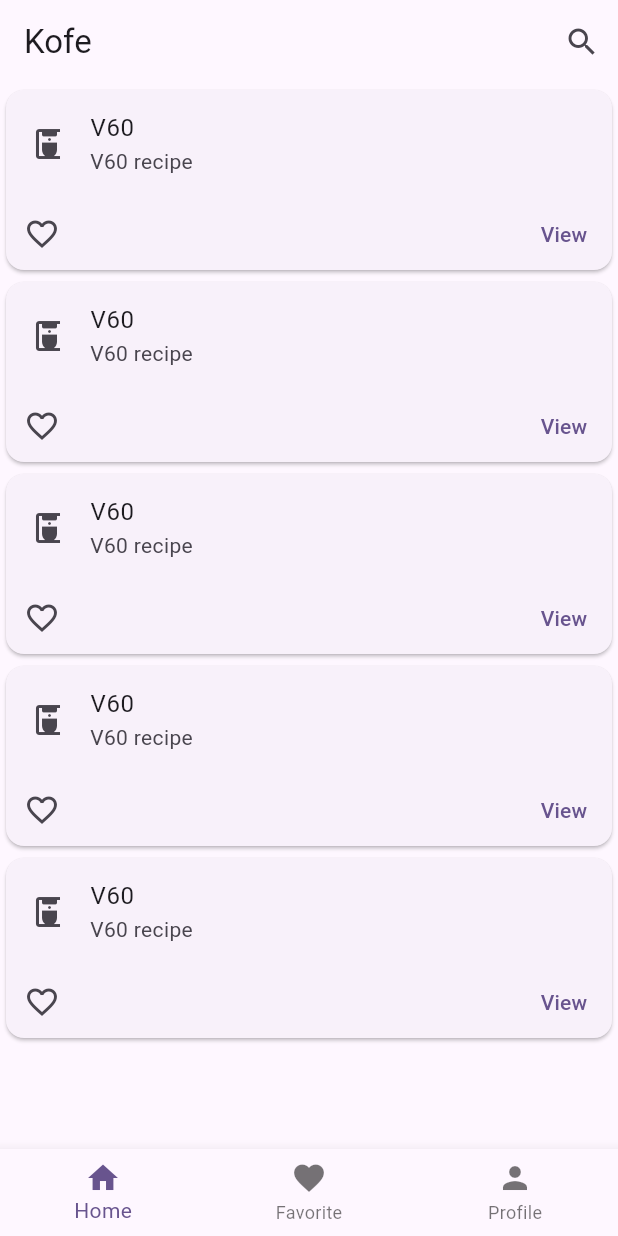
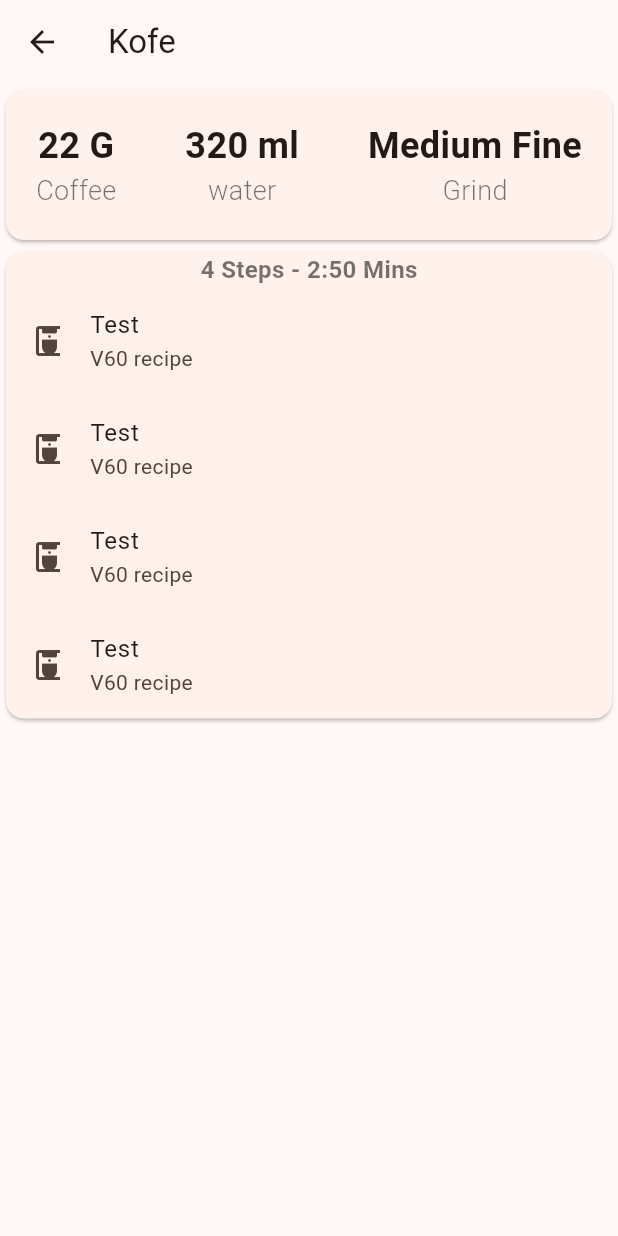
Before and after one commit to ahmed-alahmadi/Kofe, a Flutter app: the screen it shows after launch, after a tap on "View", on a phone screen of 412 x 824 dp. Run offline on Flutter 3.47's test engine with Material 2 defaults, Android fonts, the phone set to English and light mode, and no system bars.

Commit message:
Add recipe and view screens

```diff
--- a/lib/main.dart
+++ b/lib/main.dart
@@ -14,25 +14,10 @@ class MyApp extends StatelessWidget {
     return MaterialApp(
         title: 'Kofe',
         theme: ThemeData(
-          // This is the theme of your application.
-          //
-          // TRY THIS: Try running your application with "flutter run". You'll see
-          // the application has a blue toolbar. Then, without quitting the app,
-          // try changing the seedColor in the colorScheme below to Colors.green
-          // and then invoke "hot reload" (save your changes or press the "hot
-          // reload" button in a Flutter-supported IDE, or press "r" if you used
-          // the command line to start the app).
-          //
-          // Notice that the counter didn't reset back to zero; the application
-          // state is not lost during the reload. To reset the state, use hot
-          // restart instead.
-          //
-          // This works for code too, not just values: Most code changes can be
-          // tested with just a hot reload.
-          colorScheme: ColorScheme.fromSeed(seedColor: Colors.deepPurple),
+          colorScheme: ColorScheme.fromSeed(seedColor: Colors.brown),
           useMaterial3: true,
         ),
-        home: HomeScreen());
+        home: const HomeScreen());
   }
 }
 
--- a/lib/screens/home_screen.dart
+++ b/lib/screens/home_screen.dart
@@ -55,6 +55,12 @@ class _HomeScreenState extends State<HomeScreen>
         const Text("Favorite"),
         const Text("Profile")
       ][_selectedIndex],
+      floatingActionButton: _selectedIndex == 0
+          ? FloatingActionButton(
+              onPressed: () {},
+              child: const Icon(Icons.add),
+            )
+          : null,
       bottomNavigationBar: BottomNavigationBar(
         items: const <BottomNavigationBarItem>[
           BottomNavigationBarItem(icon: Icon(Icons.home), label: "Home"),
--- a/lib/screens/view_recipe_screen.dart
+++ b/lib/screens/view_recipe_screen.dart
@@ -0,0 +1,100 @@
+import 'package:flutter/material.dart';
+
+class ViewRecipeScreen extends StatefulWidget {
+  final String uid;
+  const ViewRecipeScreen({super.key, required this.uid});
+  @override
+  State<StatefulWidget> createState() => _ViewRecipeScreenState();
+}
+
+class _ViewRecipeScreenState extends State<ViewRecipeScreen>
+    with SingleTickerProviderStateMixin {
+  @override
+  void initState() {
+    super.initState();
+  }
+
+  @override
+  Widget build(BuildContext context) {
+    return Scaffold(
+        appBar: AppBar(title: const Text("Kofe")),
+        body: ListView(children: const <Widget>[
+          Card(
+              child: Padding(
+                  padding: EdgeInsets.all(20),
+                  child: Column(children: [
+                    Row(
+                        mainAxisAlignment: MainAxisAlignment.spaceBetween,
+                        children: <Widget>[
+                          Column(children: [
+                            Text(
+                              "22 G",
+                              style: TextStyle(
+                                  fontWeight: FontWeight.bold, fontSize: 24),
+                            ),
+                            Text("Coffee",
+                                style: TextStyle(
+                                    fontWeight: FontWeight.w300,
+                                    fontSize: 18,
+                                    color: Colors.black54))
+                          ]),
+                          Column(children: [
+                            Text(
+                              "320 ml",
+                              style: TextStyle(
+                                  fontWeight: FontWeight.bold, fontSize: 24),
+                            ),
+                            Text("water",
+                                style: TextStyle(
+                                    fontWeight: FontWeight.w300,
+                                    fontSize: 18,
+                                    color: Colors.black54))
+                          ]),
+                          Column(children: [
+                            Text(
+                              "Medium Fine",
+                              style: TextStyle(
+                                  fontWeight: FontWeight.bold, fontSize: 24),
+                            ),
+                            Text("Grind",
+                                style: TextStyle(
+                                    fontWeight: FontWeight.w300,
+                                    fontSize: 18,
+                                    color: Colors.black54))
+                          ]),
+                        ])
+                  ]))),
+          Card(
+              child: Column(children: <Widget>[
+            Center(
+                child: Text(
+              "4 Steps - 2:50 Mins",
+              style: TextStyle(
+                  fontWeight: FontWeight.w600,
+                  fontSize: 16,
+                  color: Colors.black54),
+            )),
+            ListTile(
+              title: Text("Test"),
+              subtitle: Text("V60 recipe"),
+              leading: Icon(Icons.coffee_maker),
+            ),
+            ListTile(
+              title: Text("Test"),
+              subtitle: Text("V60 recipe"),
+              leading: Icon(Icons.coffee_maker),
+            ),
+            ListTile(
+              title: Text("Test"),
+              subtitle: Text("V60 recipe"),
+              leading: Icon(Icons.coffee_maker),
+            ),
+            ListTile(
+              title: Text("Test"),
+              subtitle: Text("V60 recipe"),
+              leading: Icon(Icons.coffee_maker),
+            ),
+          ]))
+        ]));
+  }
+}
--- a/lib/widgets/coffee_card.dart
+++ b/lib/widgets/coffee_card.dart
@@ -1,4 +1,5 @@
 import 'package:flutter/material.dart';
+import 'package:kofe/screens/view_recipe_screen.dart';
 
 class RecipeCard extends StatelessWidget {
   const RecipeCard({super.key, required this.title, required this.description});
@@ -7,6 +8,7 @@ class RecipeCard extends StatelessWidget {
   @override
   Widget build(BuildContext context) {
     return Card(
+        margin: const EdgeInsets.all(4),
         child: Column(
           children: <Widget>[
             ListTile(
@@ -14,14 +16,26 @@ class RecipeCard extends StatelessWidget {
               subtitle: Text(description),
               leading: const Icon(Icons.coffee_maker),
             ),
-        Row(
+            Padding(
+                padding: const EdgeInsets.all(4),
+                child: Row(
                   mainAxisAlignment: MainAxisAlignment.spaceBetween,
                   children: <Widget>[
                     IconButton(
-                onPressed: () {}, icon: const Icon(Icons.favorite_outline)),
-            TextButton(onPressed: () {}, child: const Text("View")),
+                        onPressed: () {},
+                        icon: const Icon(Icons.favorite_outline)),
+                    ElevatedButton(
+                        onPressed: () {
+                          Navigator.push(
+                              context,
+                              MaterialPageRoute(
+                                  builder: (context) => const ViewRecipeScreen(
+                                        uid: "test",
+                                      )));
+                        },
+                        child: const Text("View")),
                   ],
-        )
+                ))
           ],
         ));
   }
```
Lines whose indentation alone changed are shown as unchanged.
